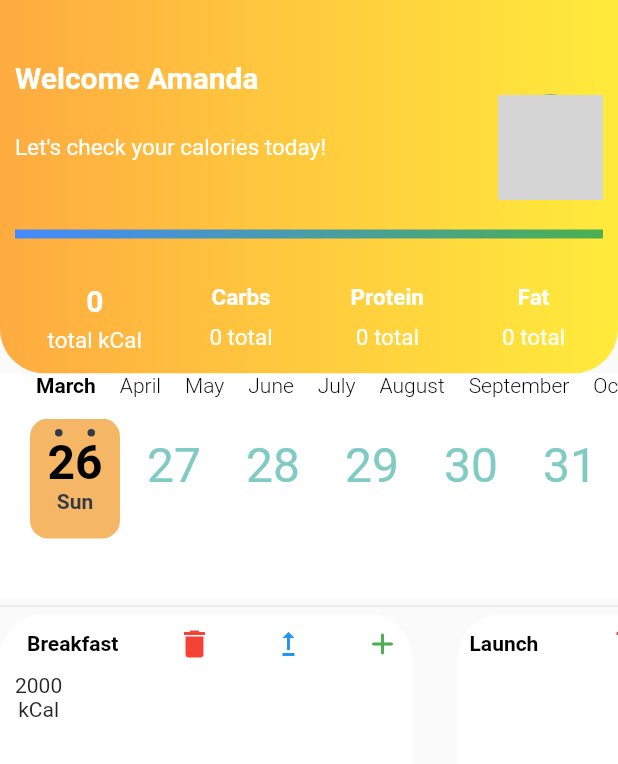
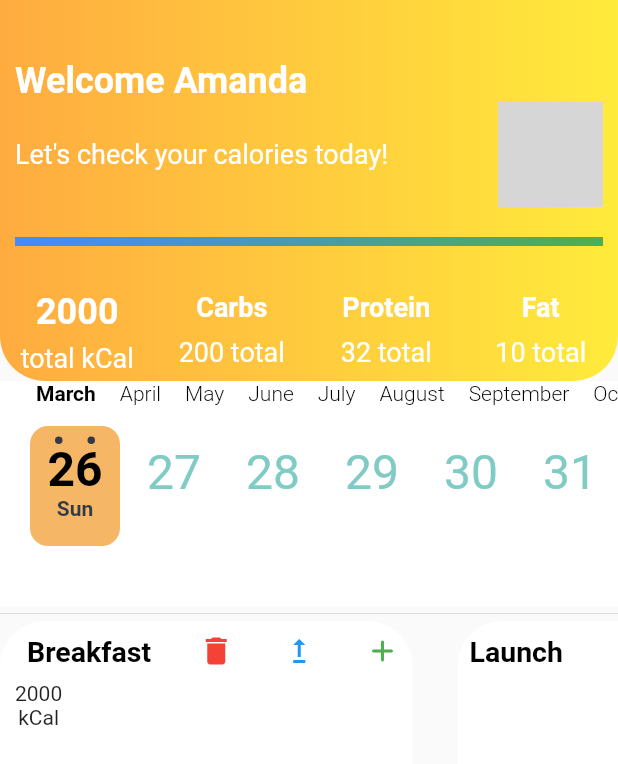
Before and after one commit to AhmetMERDEN/calorie_calculator, a Flutter app: the AddNutrition screen opened directly, on a phone screen of 412 x 824 dp. Shown: the top 764 px of the screen. Run offline on Flutter 3.47's test engine with Material 2 defaults, Android fonts, the phone set to English and light mode, and no system bars; drawn by our look-alikes of calendar_timeline, percent_indicator; our stand-ins replace animated_splash_screen, dio, flutter_datetime_picker, lottie, shared_preferences; accounts and stored records are empty; network calls fail; grey boxes are pictures that could not be loaded.

Commit message:
updated -v2

```diff
--- a/lib/view/widgets/custom_Listview.dart
+++ b/lib/view/widgets/custom_Listview.dart
@@ -265,5 +265,5 @@ class Snacks extends StatelessWidget {
 
 class MealTextStyle {
   static const allMealTextStyle =
-      TextStyle(color: Colors.black, fontWeight: FontWeight.bold);
+      TextStyle(color: Colors.black, fontWeight: FontWeight.bold, fontSize: 19);
 }
--- a/lib/view/widgets/custom_apptop.dart
+++ b/lib/view/widgets/custom_apptop.dart
@@ -10,10 +10,10 @@ class CustomAppTop extends StatelessWidget {
     final h = MediaQuery.of(context).size.height;
     final w = MediaQuery.of(context).size.width;
 
-    var sumCalories = 0;
-    var sumProteins = 0;
-    var sumFats = 0;
-    var sumCarbs = 0;
+    var sumCalories = 2000;
+    var sumProteins = 32;
+    var sumFats = 10;
+    var sumCarbs = 200;
 
     List<List<Items>> allInOne;
     List<Items> breakfastList;
@@ -86,7 +86,8 @@ class CustomAppTop extends StatelessWidget {
             child: Row(
               mainAxisAlignment: MainAxisAlignment.spaceEvenly,
               children: [
-                Container(
+                Expanded(
+                  child: Container(
                     width: w / 5,
                     child: Column(
                       children: [
@@ -104,7 +105,9 @@ class CustomAppTop extends StatelessWidget {
                       ],
                     ),
                   ),
-                Container(
+                ),
+                Expanded(
+                  child: Container(
                     width: w / 6,
                     child: Column(
                       children: [
@@ -125,7 +128,9 @@ class CustomAppTop extends StatelessWidget {
                       ],
                     ),
                   ),
-                Container(
+                ),
+                Expanded(
+                  child: Container(
                     width: w / 5,
                     child: Column(
                       children: [
@@ -148,7 +153,9 @@ class CustomAppTop extends StatelessWidget {
                       ],
                     ),
                   ),
-                Container(
+                ),
+                Expanded(
+                  child: Container(
                     width: w / 6,
                     child: Column(
                       children: [
@@ -168,6 +175,7 @@ class CustomAppTop extends StatelessWidget {
                         )
                       ],
                     ),
+                  ),
                 )
               ],
             ),
@@ -180,10 +188,10 @@ class CustomAppTop extends StatelessWidget {
 
 class FirstContainerTextStyle {
   static const textStyleWelcome =
-      TextStyle(color: Colors.white, fontSize: 20, fontWeight: FontWeight.bold);
+      TextStyle(color: Colors.white, fontSize: 24, fontWeight: FontWeight.bold);
 
-  static const textStyleLets = TextStyle(color: Colors.white, fontSize: 15);
+  static const textStyleLets = TextStyle(color: Colors.white, fontSize: 18);
 
   static const textStyleValues =
-      TextStyle(color: Colors.white, fontSize: 15, fontWeight: FontWeight.bold);
+      TextStyle(color: Colors.white, fontSize: 18, fontWeight: FontWeight.bold);
 }
```
Lines whose indentation alone changed are shown as unchanged.
